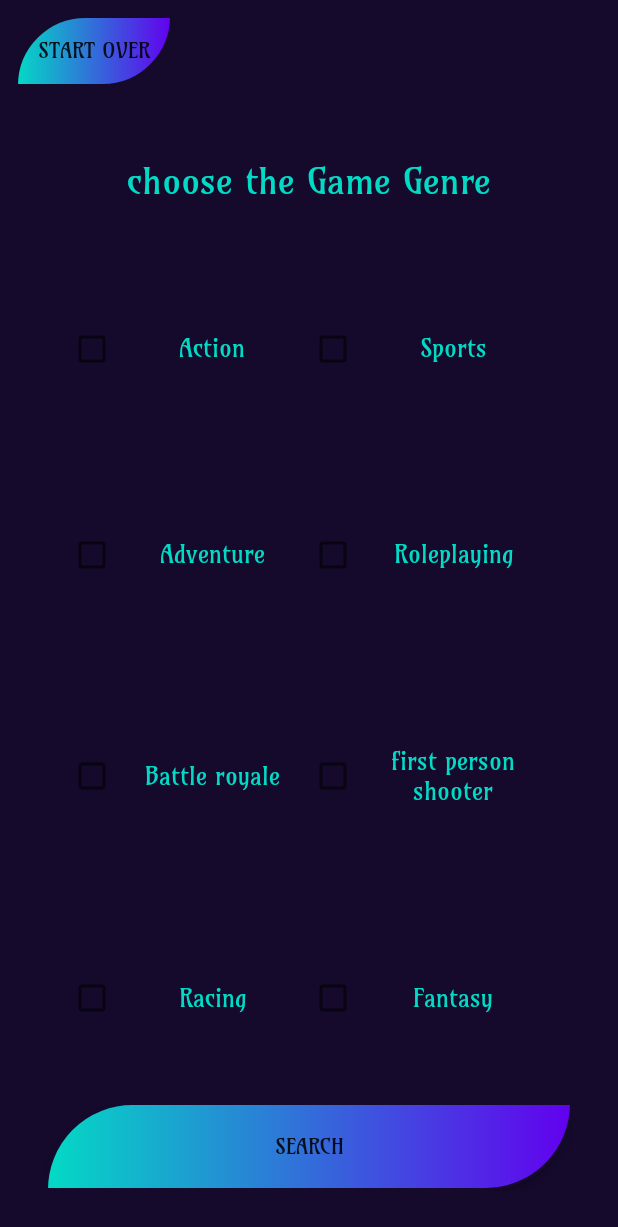
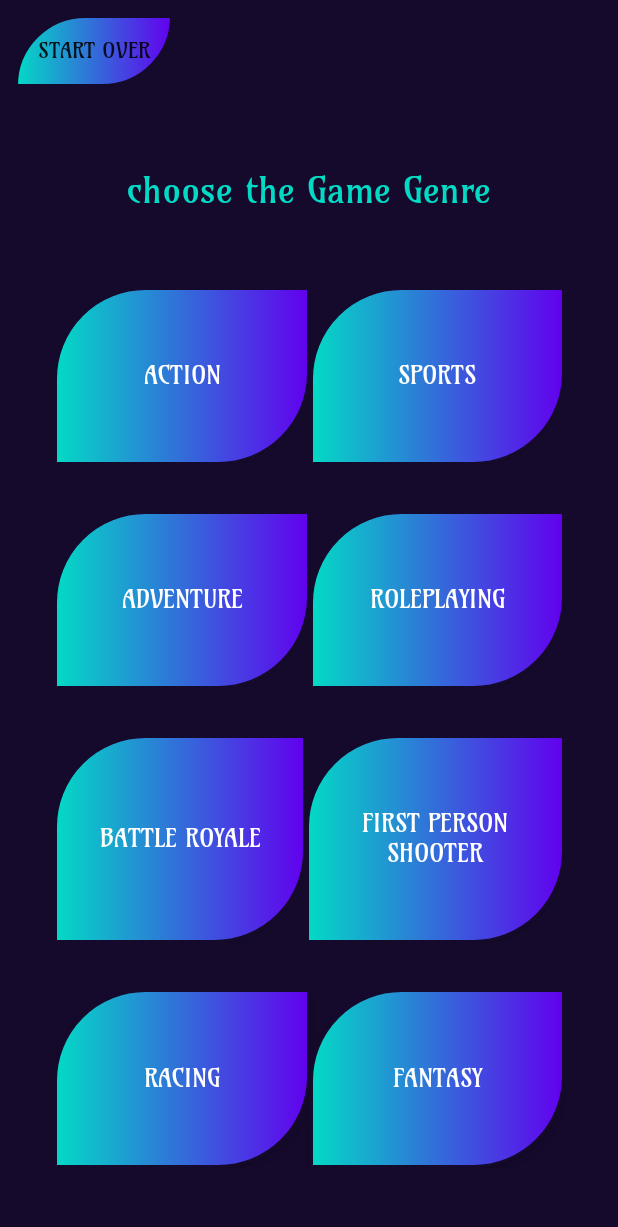
Before and after one commit to HadasIsraeli/GameSearchApp, an Android app: the FragmentGenre screen opened through its navigation route, on a phone screen of 412 x 824 dp. Shown: the top 1227 px of the screen. Run offline under Robolectric (Android 15) with nearby library versions, the phone set to English and light mode, and no system bars; Roboto replaces fonts that are not available here.

Commit message:
Added filter to all search elements.

```diff
--- a/app/src/main/java/com/example/gamesearcher/fragments/FragmentGenre.java
+++ b/app/src/main/java/com/example/gamesearcher/fragments/FragmentGenre.java
@@ -11,6 +11,8 @@ import android.view.ViewGroup;
 import android.widget.Button;
 
 import com.example.gamesearcher.R;
+
+import java.util.ArrayList;
 
 /**
  * A simple {@link Fragment} subclass.
@@ -64,15 +66,125 @@ public class FragmentGenre extends Fragment {
                              Bundle savedInstanceState) {
         View view = inflater.inflate(R.layout.fragment_genre, container, false);
 
-        Button SearchGenreButton = view.findViewById(R.id.SearchGenreButton);
+
         Button StartOverGenreButton = view.findViewById(R.id.StartOverSearchFromGenreButton);
 
-        SearchGenreButton.setOnClickListener(new View.OnClickListener() {
+        Button ActionButton = view.findViewById(R.id.ActionButton);
+        Button SportsButton = view.findViewById(R.id.SportsButton);
+        Button AdventureButton = view.findViewById(R.id.AdventureButton);
+        Button RoleplayingButton = view.findViewById(R.id.RoleplayingButton);
+        Button BattleRoyaleButton = view.findViewById(R.id.BattleRoyaleButton);
+        Button FirstPersonShooterButton = view.findViewById(R.id.FirstPersonShooterButton);
+        Button RacingButton = view.findViewById(R.id.RacingButton);
+        Button FantasyButton = view.findViewById(R.id.FantasyButton);
+
+        ArrayList<String> selectedGenre = new ArrayList<>();
+        selectedGenre.add("Genre");
+        ActionButton.setOnClickListener(new View.OnClickListener() {
             @Override
-            public void onClick(View view1) {
-                Navigation.findNavController(view).navigate(R.id.action_fragmentGenre_to_fragmentResultsPage);
+            public void onClick(View view) {
+                Bundle bundle = new Bundle();
+                selectedGenre.add("Action");
+                bundle.putStringArrayList("key", selectedGenre);
+
+                FragmentResultsPage fragment = new FragmentResultsPage();
+                fragment.setArguments(bundle);
+
+                getActivity().getSupportFragmentManager().beginTransaction().replace(R.id.fragmentContainerView,fragment).commit();
             }
         });
+        SportsButton.setOnClickListener(new View.OnClickListener() {
+            @Override
+            public void onClick(View view) {
+                Bundle bundle = new Bundle();
+                selectedGenre.add("Sports");
+                bundle.putStringArrayList("key", selectedGenre);
+
+                FragmentResultsPage fragment = new FragmentResultsPage();
+                fragment.setArguments(bundle);
+
+                getActivity().getSupportFragmentManager().beginTransaction().replace(R.id.fragmentContainerView,fragment).commit();
+            }
+        });
+        AdventureButton.setOnClickListener(new View.OnClickListener() {
+            @Override
+            public void onClick(View view) {
+                Bundle bundle = new Bundle();
+                selectedGenre.add("Adventure");
+                bundle.putStringArrayList("key", selectedGenre);
+
+                FragmentResultsPage fragment = new FragmentResultsPage();
+                fragment.setArguments(bundle);
+
+                getActivity().getSupportFragmentManager().beginTransaction().replace(R.id.fragmentContainerView,fragment).commit();
+            }
+        });
+        RoleplayingButton.setOnClickListener(new View.OnClickListener() {
+            @Override
+            public void onClick(View view) {
+                Bundle bundle = new Bundle();
+                selectedGenre.add("Roleplaying");
+                bundle.putStringArrayList("key", selectedGenre);
+
+                FragmentResultsPage fragment = new FragmentResultsPage();
+                fragment.setArguments(bundle);
+
+                getActivity().getSupportFragmentManager().beginTransaction().replace(R.id.fragmentContainerView,fragment).commit();
+            }
+        });
+        BattleRoyaleButton.setOnClickListener(new View.OnClickListener() {
+            @Override
+            public void onClick(View view) {
+                Bundle bundle = new Bundle();
+                selectedGenre.add("Battle royale");
+                bundle.putStringArrayList("key", selectedGenre);
+
+                FragmentResultsPage fragment = new FragmentResultsPage();
+                fragment.setArguments(bundle);
+
+                getActivity().getSupportFragmentManager().beginTransaction().replace(R.id.fragmentContainerView,fragment).commit();
+            }
+        });
+        FirstPersonShooterButton.setOnClickListener(new View.OnClickListener() {
+            @Override
+            public void onClick(View view) {
+                Bundle bundle = new Bundle();
+                selectedGenre.add("First person hero shooter");
+                bundle.putStringArrayList("key", selectedGenre);
+
+                FragmentResultsPage fragment = new FragmentResultsPage();
+                fragment.setArguments(bundle);
+
+                getActivity().getSupportFragmentManager().beginTransaction().replace(R.id.fragmentContainerView,fragment).commit();
+            }
+        });
+        RacingButton.setOnClickListener(new View.OnClickListener() {
+            @Override
+            public void onClick(View view) {
+                Bundle bundle = new Bundle();
+                selectedGenre.add("Racing");
+                bundle.putStringArrayList("key", selectedGenre);
+
+                FragmentResultsPage fragment = new FragmentResultsPage();
+                fragment.setArguments(bundle);
+
+                getActivity().getSupportFragmentManager().beginTransaction().replace(R.id.fragmentContainerView,fragment).commit();
+            }
+        });
+        FantasyButton.setOnClickListener(new View.OnClickListener() {
+            @Override
+            public void onClick(View view) {
+                Bundle bundle = new Bundle();
+                selectedGenre.add("Fantasy");
+                bundle.putStringArrayList("key", selectedGenre);
+
+                FragmentResultsPage fragment = new FragmentResultsPage();
+                fragment.setArguments(bundle);
+
+                getActivity().getSupportFragmentManager().beginTransaction().replace(R.id.fragmentContainerView,fragment).commit();
+            }
+        });
+
 
         StartOverGenreButton.setOnClickListener(new View.OnClickListener() {
             @Override
--- a/app/src/main/res/layout/fragment_genre.xml
+++ b/app/src/main/res/layout/fragment_genre.xml
@@ -28,7 +28,7 @@
     </LinearLayout>
 
     <LinearLayout
-        android:layout_width="match_parent"
+        android:layout_width="411dp"
         android:layout_height="match_parent"
         android:layout_gravity="center"
         android:gravity="center"
@@ -55,30 +55,32 @@
             android:orientation="horizontal"
             android:padding="15dp">
 
-            <CheckBox
-                android:id="@+id/ActionCheckBox"
+            <Button
+                android:id="@+id/ActionButton"
                 android:layout_width="match_parent"
                 android:layout_height="match_parent"
                 android:layout_gravity="center"
                 android:layout_weight="1"
+                android:background="@drawable/design_button"
                 android:fontFamily="@font/amarante"
                 android:gravity="center"
                 android:padding="15dp"
                 android:text="Action"
-                android:textColor="@color/teal_200"
+                android:textColor="@color/white"
                 android:textSize="16sp" />
 
-            <CheckBox
-                android:id="@+id/SportsCheckBox"
+            <Button
+                android:id="@+id/SportsButton"
                 android:layout_width="match_parent"
                 android:layout_height="match_parent"
                 android:layout_gravity="center"
                 android:layout_weight="1"
+                android:background="@drawable/design_button"
                 android:fontFamily="@font/amarante"
                 android:gravity="center"
                 android:padding="15dp"
                 android:text="Sports"
-                android:textColor="@color/teal_200"
+                android:textColor="@color/white"
                 android:textSize="16sp" />
         </LinearLayout>
 
@@ -91,30 +93,32 @@
             android:orientation="horizontal"
             android:padding="15dp">
 
-            <CheckBox
-                android:id="@+id/AdventureCheckBox"
+            <Button
+                android:id="@+id/AdventureButton"
                 android:layout_width="match_parent"
                 android:layout_height="match_parent"
                 android:layout_gravity="center"
                 android:layout_weight="1"
+                android:background="@drawable/design_button"
                 android:fontFamily="@font/amarante"
                 android:gravity="center"
                 android:padding="15dp"
                 android:text="Adventure"
-                android:textColor="@color/teal_200"
+                android:textColor="@color/white"
                 android:textSize="16sp" />
 
-            <CheckBox
-                android:id="@+id/RoleplayingCheckBox"
+            <Button
+                android:id="@+id/RoleplayingButton"
                 android:layout_width="match_parent"
                 android:layout_height="match_parent"
                 android:layout_gravity="center"
                 android:layout_weight="1"
+                android:background="@drawable/design_button"
                 android:fontFamily="@font/amarante"
                 android:gravity="center"
                 android:padding="15dp"
                 android:text="Roleplaying"
-                android:textColor="@color/teal_200"
+                android:textColor="@color/white"
                 android:textSize="16sp" />
 
         </LinearLayout>
@@ -128,30 +132,32 @@
             android:orientation="horizontal"
             android:padding="15dp">
 
-            <CheckBox
-                android:id="@+id/BattleRoyaleCheckBox"
-                android:layout_width="match_parent"
+            <Button
+                android:id="@+id/BattleRoyaleButton"
+                android:layout_width="371dp"
                 android:layout_height="match_parent"
                 android:layout_gravity="center"
                 android:layout_weight="1"
+                android:background="@drawable/design_button"
                 android:fontFamily="@font/amarante"
                 android:gravity="center"
                 android:padding="15dp"
                 android:text="Battle royale"
-                android:textColor="@color/teal_200"
+                android:textColor="@color/white"
                 android:textSize="16sp" />
 
-            <CheckBox
-                android:id="@+id/FirstPersonShooterCheckBox"
-                android:layout_width="match_parent"
+            <Button
+                android:id="@+id/FirstPersonShooterButton"
+                android:layout_width="376dp"
                 android:layout_height="match_parent"
                 android:layout_gravity="center"
                 android:layout_weight="1"
+                android:background="@drawable/design_button"
                 android:fontFamily="@font/amarante"
                 android:gravity="center"
                 android:padding="15dp"
                 android:text="first person shooter"
-                android:textColor="@color/teal_200"
+                android:textColor="@color/white"
                 android:textSize="16sp" />
         </LinearLayout>
 
@@ -164,43 +170,35 @@
             android:orientation="horizontal"
             android:padding="15dp">
 
-            <CheckBox
-                android:id="@+id/RacingCheckBox"
+            <Button
+                android:id="@+id/RacingButton"
                 android:layout_width="match_parent"
                 android:layout_height="match_parent"
                 android:layout_gravity="center"
                 android:layout_weight="1"
+                android:background="@drawable/design_button"
                 android:fontFamily="@font/amarante"
                 android:gravity="center"
                 android:padding="15dp"
                 android:text="Racing"
-                android:textColor="@color/teal_200"
+                android:textColor="@color/white"
                 android:textSize="16sp" />
 
-            <CheckBox
-                android:id="@+id/FantasyCheckBox"
+            <Button
+                android:id="@+id/FantasyButton"
                 android:layout_width="match_parent"
                 android:layout_height="match_parent"
                 android:layout_gravity="center"
                 android:layout_weight="1"
+                android:background="@drawable/design_button"
                 android:fontFamily="@font/amarante"
                 android:gravity="center"
                 android:text="Fantasy"
-                android:textColor="@color/teal_200"
+                android:textColor="@color/white"
                 android:textSize="16sp" />
 
         </LinearLayout>
 
-        <Button
-            android:id="@+id/SearchGenreButton"
-            android:layout_width="match_parent"
-            android:layout_height="wrap_content"
-            android:layout_weight="0.2"
-            android:background="@drawable/design_button"
-            android:fontFamily="@font/amarante"
-            android:minHeight="48dp"
-            android:text="search" />
-
     </LinearLayout>
 
 </LinearLayout>
```
Also changed, not shown: app/src/main/java/com/example/gamesearcher/fragments/FragmentCompany.java (+30 -16 lines), app/src/main/java/com/example/gamesearcher/fragments/FragmentGameName.java (+19 -2 lines), app/src/main/java/com/example/gamesearcher/fragments/FragmentLaunchYear.java (+39 -1 lines), app/src/main/java/com/example/gamesearcher/fragments/FragmentPlatform.java (+50 -26 lines), app/src/main/java/com/example/gamesearcher/fragments/FragmentResultsPage.java (+29 -6 lines), app/src/main/res/layout/fragment_company.xml (+16 -2 lines), app/src/main/res/layout/fragment_platform.xml (+17 -28 lines).
